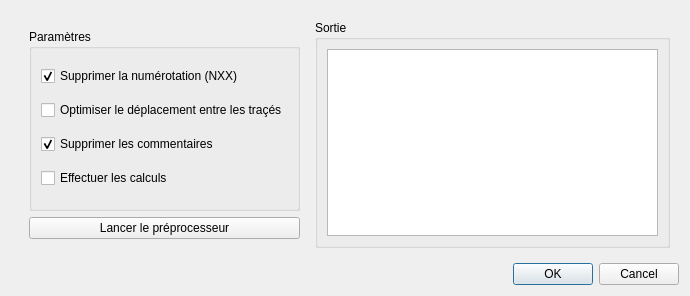
Qt form sivi_cnc_driver/preprocessor_window.ui (Klafyvel/SiviCNCDriver) before a commit.
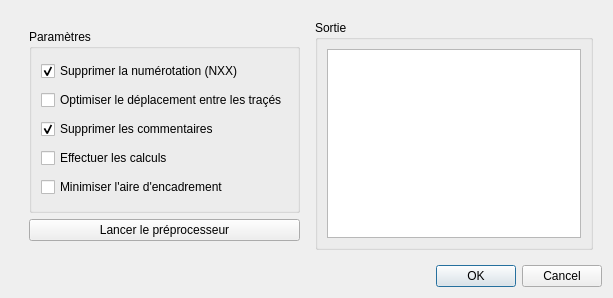
The same form after that commit. Icons and pictures are not drawn.

Commit message: Ajout de la fenêtre du préprocesseur.

Diff of the .ui file:
```diff
--- a/sivi_cnc_driver/preprocessor_window.ui
+++ b/sivi_cnc_driver/preprocessor_window.ui
@@ -6,8 +6,8 @@
    <rect>
     <x>0</x>
     <y>0</y>
-    <width>690</width>
-    <height>296</height>
+    <width>613</width>
+    <height>298</height>
    </rect>
   </property>
   <property name="windowTitle">
@@ -73,6 +73,13 @@
               </property>
              </widget>
             </item>
+            <item>
+             <widget class="QCheckBox" name="chk_optimize_bounding_box">
+              <property name="text">
+               <string>Minimiser l'aire d'encadrement</string>
+              </property>
+             </widget>
+            </item>
            </layout>
           </widget>
          </item>
```
Left out of the diff: 4 changed lines with no effect on the pictures. The commit also changes 6 other files.
